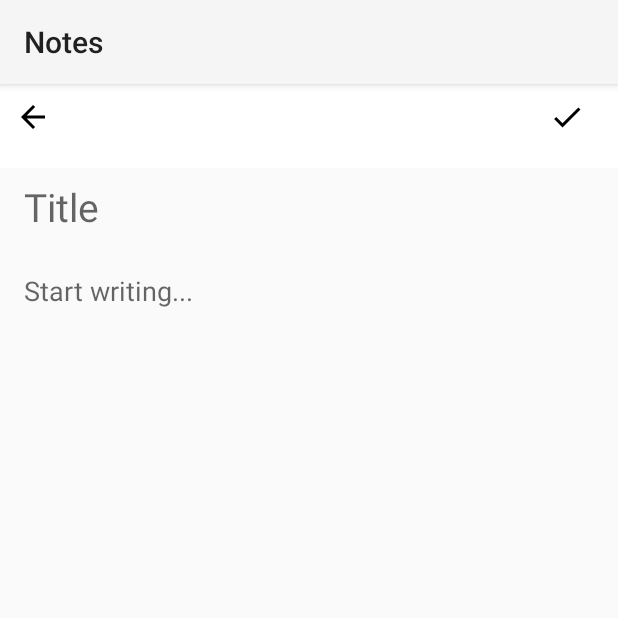
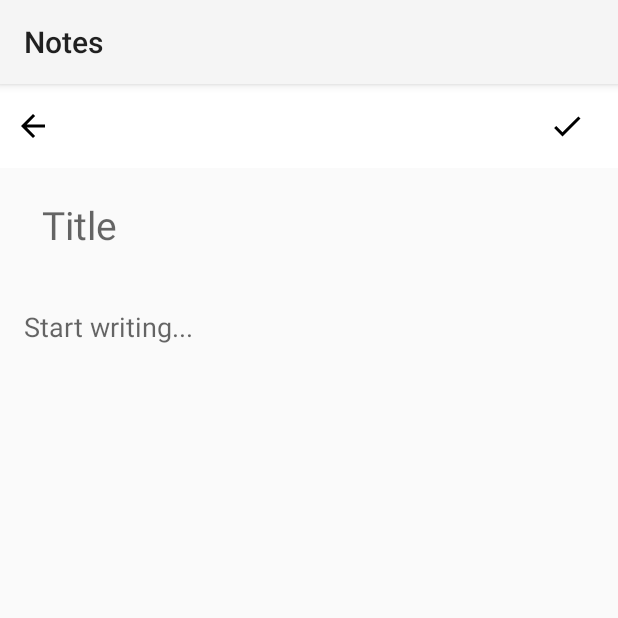
Before and after one commit to Regestrac/Notes, an Android app: the screen it shows after launch (AddNoteActivity), after a tap on an icon or button, on a phone screen of 412 x 824 dp, the top half of it. Run offline under Robolectric (Android 15) with nearby library versions, the phone set to English and light mode, and no system bars; our stand-ins replace Room's generated code.

Commit message:
Fixed some warnings

```diff
--- a/app/src/main/java/com/regestrac/notes/Database/NoteDatabase.kt
+++ b/app/src/main/java/com/regestrac/notes/Database/NoteDatabase.kt
@@ -7,7 +7,7 @@ import androidx.room.RoomDatabase
 import com.regestrac.notes.Modals.Note
 import com.regestrac.notes.Utilities.DATABASE_NAME
 
-@Database(entities = arrayOf(Note::class), version = 1, exportSchema = false)
+@Database(entities = [Note::class], version = 1, exportSchema = false)
 abstract class NoteDatabase : RoomDatabase() {
     abstract fun getNoteDao(): NoteDao
 
--- a/app/src/main/java/com/regestrac/notes/MainActivity.kt
+++ b/app/src/main/java/com/regestrac/notes/MainActivity.kt
@@ -49,7 +49,7 @@ class MainActivity : AppCompatActivity(), NotesAdapter.NotesClickListener,
             ViewModelProvider.AndroidViewModelFactory.getInstance(application)
         ).get(NoteViewModal::class.java)
 
-        viewModal.allnotes.observe(this) { list ->
+        viewModal.allNotes.observe(this) { list ->
             list?.let {
                 adapter.updateList(list)
             }
--- a/app/src/main/java/com/regestrac/notes/Modals/NoteViewModal.kt
+++ b/app/src/main/java/com/regestrac/notes/Modals/NoteViewModal.kt
@@ -12,12 +12,12 @@ import kotlinx.coroutines.launch
 class NoteViewModal(application: Application) : AndroidViewModel(application) {
     private val repository: NotesRepository
 
-    val allnotes: LiveData<List<Note>>
+    val allNotes: LiveData<List<Note>>
 
     init {
         val dao = NoteDatabase.getDatabase(application).getNoteDao()
         repository = NotesRepository(dao)
-        allnotes = repository.allNotes
+        allNotes = repository.allNotes
     }
 
     fun deleteNote(note: Note) = viewModelScope.launch(Dispatchers.IO) {
--- a/app/src/main/res/layout/activity_add_note.xml
+++ b/app/src/main/res/layout/activity_add_note.xml
@@ -20,22 +20,28 @@
     <RelativeLayout
         android:id="@+id/relativeLayout"
         android:layout_width="wrap_content"
-        android:layout_height="wrap_content">
+        android:layout_height="wrap_content"
+        app:layout_constraintBottom_toBottomOf="@+id/toolbar"
+        app:layout_constraintEnd_toEndOf="parent"
+        app:layout_constraintStart_toStartOf="parent"
+        app:layout_constraintTop_toTopOf="parent">
 
         <ImageView
             android:id="@+id/img_back_arrow"
             android:layout_width="wrap_content"
             android:layout_height="wrap_content"
+            android:importantForAccessibility="no"
             android:padding="10dp"
             app:srcCompat="@drawable/baseline_arrow_back_24" />
 
         <ImageView
             android:id="@+id/img_check"
-            android:padding="10dp"
-            android:layout_marginEnd="12dp"
             android:layout_width="wrap_content"
             android:layout_height="wrap_content"
             android:layout_alignParentEnd="true"
+            android:layout_marginEnd="12dp"
+            android:importantForAccessibility="no"
+            android:padding="10dp"
             app:srcCompat="@drawable/baseline_check_24" />
 
     </RelativeLayout>
@@ -47,14 +53,16 @@
         android:layout_marginTop="8dp"
         android:layout_marginEnd="16dp"
         android:background="@null"
+        android:padding="12dp"
         android:layout_height="wrap_content"
         android:ems="10"
         android:textSize="26sp"
         android:inputType="text"
-        android:hint="Title"
+        android:hint="@string/title"
         app:layout_constraintEnd_toEndOf="@+id/toolbar"
         app:layout_constraintStart_toStartOf="@+id/relativeLayout"
-        app:layout_constraintTop_toBottomOf="@+id/toolbar" />
+        app:layout_constraintTop_toBottomOf="@+id/toolbar"
+        android:importantForAutofill="no" />
 
     <EditText
         android:id="@+id/et_note"
@@ -64,12 +72,13 @@
         android:ems="10"
         android:background="@null"
         android:gravity="top"
-        android:hint="Start writing..."
+        android:hint="@string/start_writing"
         android:lineSpacingMultiplier="1.8"
         android:inputType="textMultiLine"
         app:layout_constraintBottom_toBottomOf="parent"
         app:layout_constraintEnd_toEndOf="@+id/et_title"
         app:layout_constraintStart_toStartOf="@+id/et_title"
-        app:layout_constraintTop_toBottomOf="@+id/et_title"  />
+        app:layout_constraintTop_toBottomOf="@+id/et_title"
+        android:importantForAutofill="no" />
 
 </androidx.constraintlayout.widget.ConstraintLayout>
--- a/app/src/main/res/layout/activity_main.xml
+++ b/app/src/main/res/layout/activity_main.xml
@@ -37,6 +37,8 @@
         android:clickable="true"
         app:layout_constraintBottom_toBottomOf="parent"
         app:layout_constraintEnd_toEndOf="parent"
-        app:srcCompat="@drawable/baseline_add_24" />
+        app:srcCompat="@drawable/baseline_add_24"
+        android:focusable="true"
+        android:importantForAccessibility="no" />
 
 </androidx.constraintlayout.widget.ConstraintLayout>
--- a/app/src/main/res/layout/list_item.xml
+++ b/app/src/main/res/layout/list_item.xml
@@ -23,7 +23,7 @@
                 android:layout_width="match_parent"
                 android:layout_height="wrap_content"
                 android:layout_alignParentStart="true"
-                android:text="Title"
+                android:text="@string/title"
                 android:ellipsize="marquee"
                 android:marqueeRepeatLimit="marquee_forever"
                 android:padding="8dp"
@@ -42,7 +42,7 @@
             android:maxLines="8"
             android:padding="8dp"
             android:textStyle="normal"
-            android:text="Note"
+            android:text="@string/note"
             android:textColor="@color/black"
             android:textSize="14sp" />
 
@@ -54,7 +54,7 @@
             android:scrollHorizontally="true"
             android:ellipsize="marquee"
             android:marqueeRepeatLimit="marquee_forever"
-            android:text="Date"
+            android:text="@string/date"
             android:textColor="@color/grey"
             android:padding="6dp"
             android:textSize="12sp" />
--- a/app/src/main/res/values/strings.xml
+++ b/app/src/main/res/values/strings.xml
@@ -1,3 +1,7 @@
 <resources>
     <string name="app_name">Notes</string>
+    <string name="title">Title</string>
+    <string name="start_writing">Start writing...</string>
+    <string name="note">Note</string>
+    <string name="date">Date</string>
 </resources>
```
